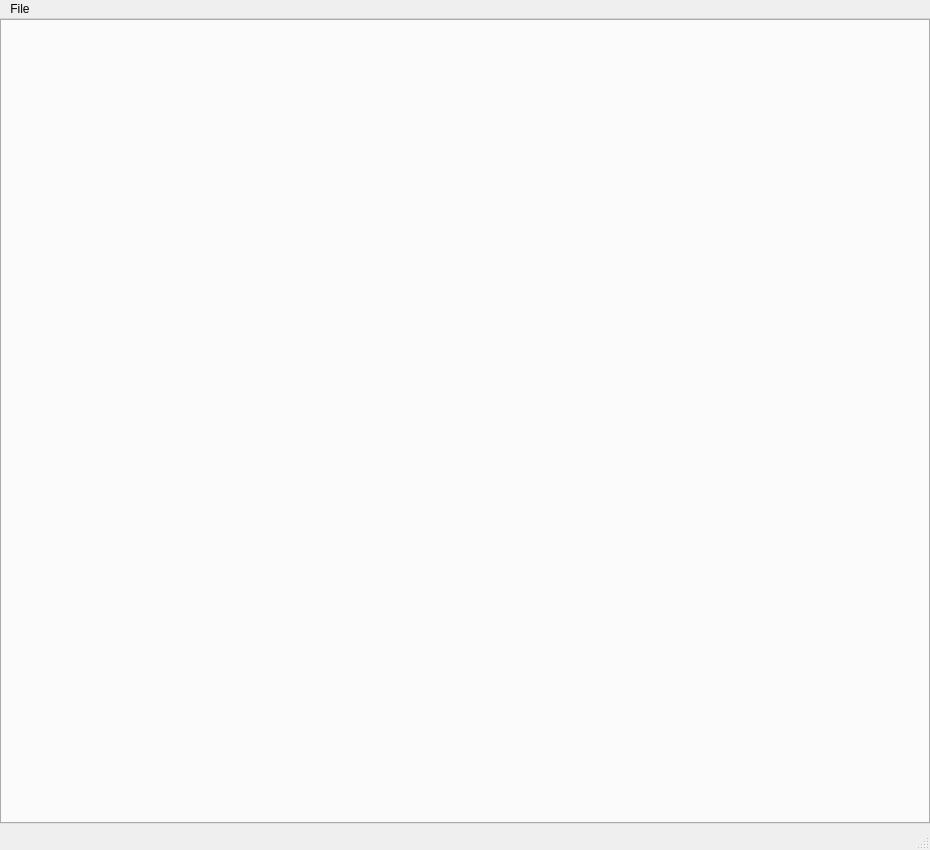
Qt form src/lib/visualization/MainWindow.ui (jmaye/libposlv) before a commit.
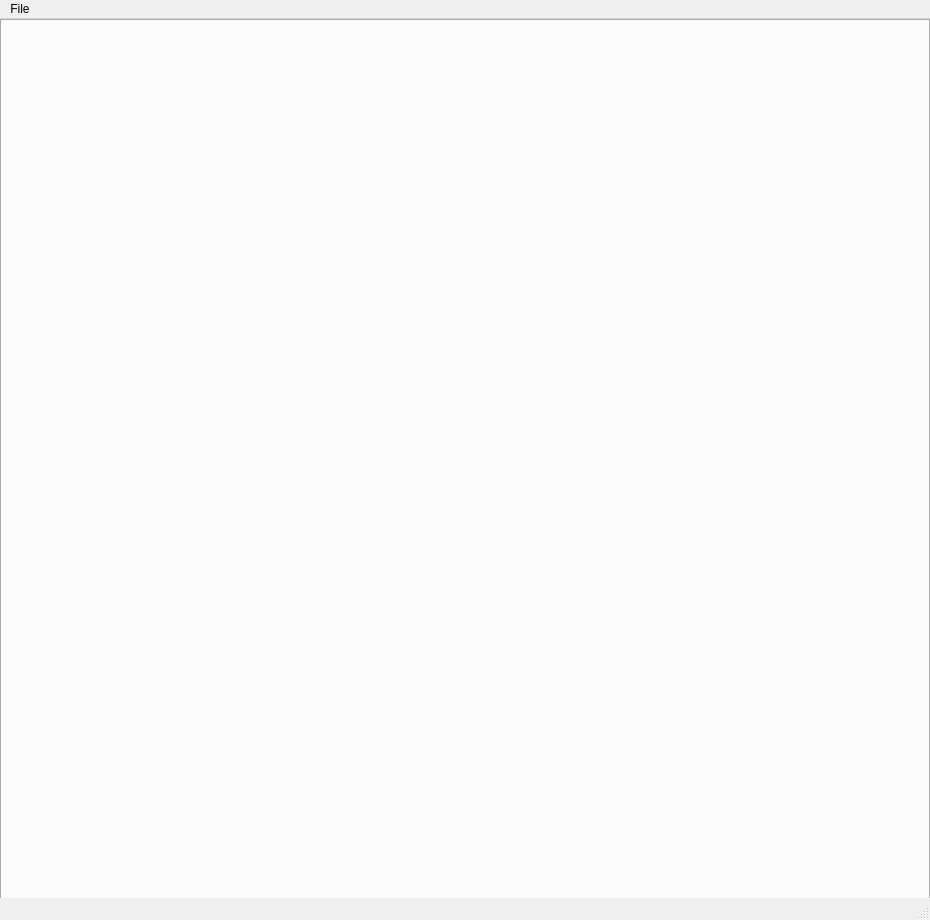
The same form after that commit.

```diff
--- a/src/lib/visualization/MainWindow.ui
+++ b/src/lib/visualization/MainWindow.ui
@@ -7,7 +7,7 @@
     <x>0</x>
     <y>0</y>
     <width>930</width>
-    <height>850</height>
+    <height>920</height>
    </rect>
   </property>
   <property name="windowTitle">
@@ -20,7 +20,7 @@
       <x>0</x>
       <y>0</y>
       <width>930</width>
-      <height>805</height>
+      <height>890</height>
      </rect>
     </property>
     <property name="currentIndex">
```
